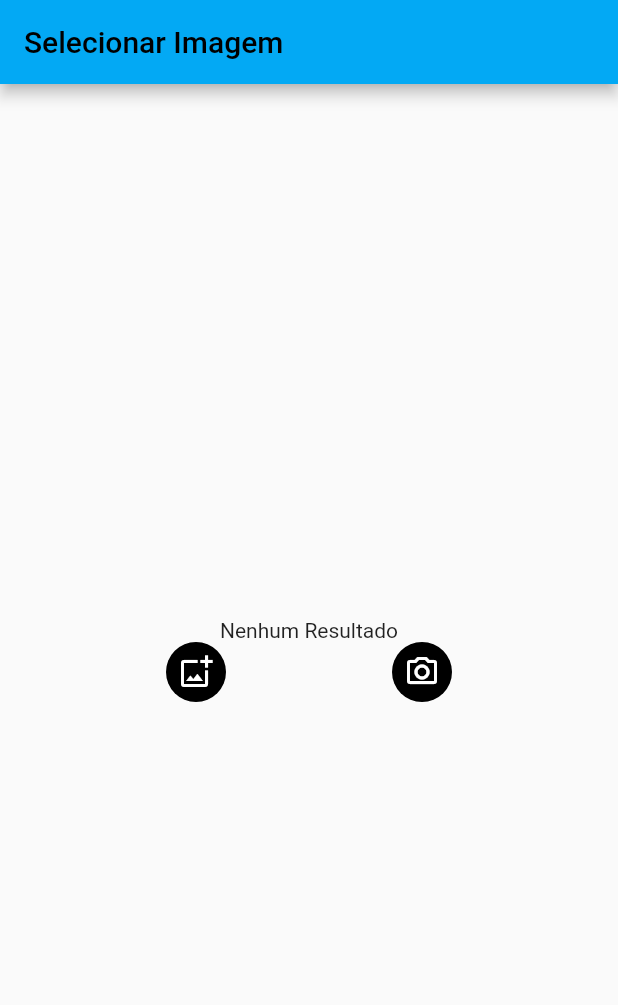
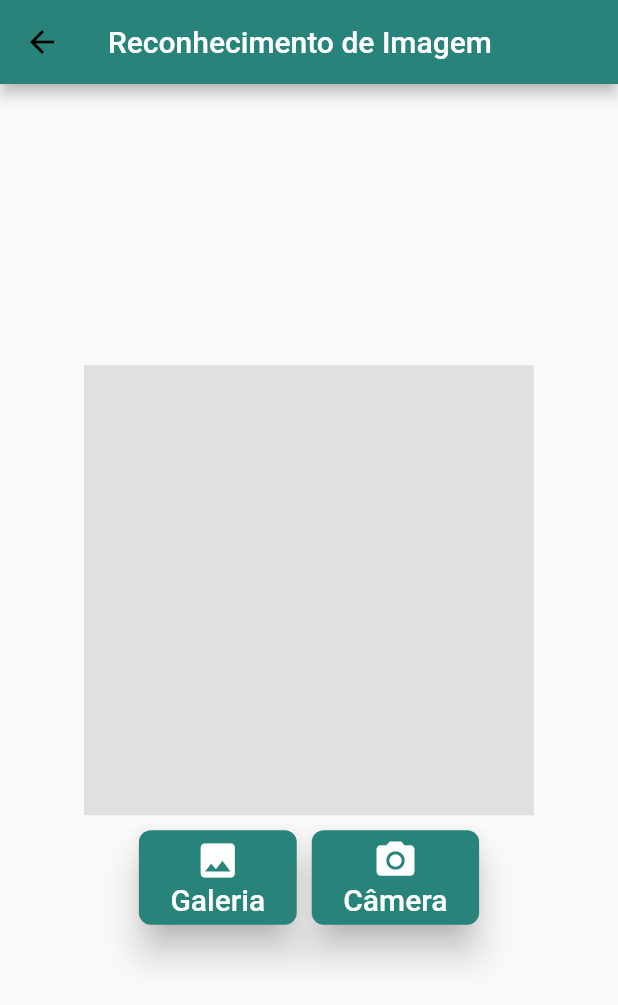
Before and after one commit to wagnerjunior77/minha_visao, a Flutter app: the Pick_image screen opened directly, on a phone screen of 412 x 824 dp. Shown: the top 1005 px of the screen. Run offline on Flutter 3.47's test engine with Material 2 defaults, Android fonts, the phone set to English and light mode, and no system bars; our stand-ins replace image_picker; missing offline and left inert: google_ml_kit, google_ml_vision.

Commit message:
text and image recognizer

```diff
--- a/minhavisao/lib/main.dart
+++ b/minhavisao/lib/main.dart
@@ -1,5 +1,6 @@
 import 'package:flutter/material.dart';
-import 'pick_image.dart';
+
+import 'package:minhavisao/tela_inicial.dart';
 
 Future main() async {
   WidgetsFlutterBinding.ensureInitialized();
@@ -17,7 +18,7 @@ class MyApp extends StatelessWidget {
       theme: ThemeData(
         primarySwatch: Colors.lightBlue,
       ),
-      home: Pick_image(),
+      home: const HomePage(),
     );
   }
 }
--- a/minhavisao/lib/pick_image.dart
+++ b/minhavisao/lib/pick_image.dart
@@ -19,52 +19,122 @@ class _PickimageState extends State<Pick_image> {
   );
 
   static var result;
+
+  get child => null;
   @override
   Widget build(BuildContext context) {
     return Scaffold(
         appBar: AppBar(
-          title: Text('Selecionar Imagem'),
+          title: const Text('Reconhecimento de Imagem',
+              style: TextStyle(color: Colors.white)),
+          backgroundColor: const Color.fromARGB(255, 40, 131, 122),
         ),
-        body: Column(
-          mainAxisAlignment: MainAxisAlignment.center,
-          crossAxisAlignment: CrossAxisAlignment.stretch,
+        body: Center(
+            child: SingleChildScrollView(
+                child: Column(
+          crossAxisAlignment:
+              CrossAxisAlignment.center, //Center Column contents horizontally,
+          mainAxisAlignment:
+              MainAxisAlignment.center, //Center Column contents vertically,
           children: [
             imagemSelecionada == null
                 ? Container()
                 : Padding(
                     padding: const EdgeInsets.all(100),
                     child: Image.file(imagemSelecionada!)),
-            Container(
-                child: Center(
+            Center(
               child: result == null
-                  ? Text("Nenhum Resultado")
-                  : Text(result, style: TextStyle(fontWeight: FontWeight.bold)),
-            )),
+                  ? Container(
+                      alignment: Alignment.center,
+                      width: 300,
+                      height: 300,
+                      color: Colors.grey[300]!,
+                    )
+                  : Text(result,
+                      style: const TextStyle(fontWeight: FontWeight.bold)),
+            ),
             Row(
-              mainAxisAlignment: MainAxisAlignment.spaceEvenly,
+              mainAxisAlignment: MainAxisAlignment.center,
               children: [
-                CircleAvatar(
-                    backgroundColor: Colors.black,
-                    child: IconButton(
-                      color: Colors.white,
+                Container(
+                    margin: const EdgeInsets.symmetric(horizontal: 5),
+                    padding: const EdgeInsets.only(top: 10),
+                    child: ElevatedButton(
+                      style: ElevatedButton.styleFrom(
+                        primary: const Color.fromARGB(255, 40, 131, 122),
+                        onPrimary: Colors.grey,
+                        shadowColor: Colors.grey[400],
+                        elevation: 10,
+                        shape: RoundedRectangleBorder(
+                            borderRadius: BorderRadius.circular(8.0)),
+                      ),
                       onPressed: () {
                         pegarImagemGaleria();
                       },
-                      icon: Icon(Icons.add_photo_alternate_outlined),
+                      child: Container(
+                        margin: const EdgeInsets.symmetric(
+                            vertical: 5, horizontal: 5),
+                        child: Column(
+                          mainAxisSize: MainAxisSize.min,
+                          // ignore: prefer_const_literals_to_create_immutables
+                          children: [
+                            const Icon(
+                              Icons.image,
+                              size: 30,
+                              color: Colors.white,
+                            ),
+                            const Text("Galeria",
+                                style: TextStyle(
+                                  fontSize: 20,
+                                  color: Colors.white,
+                                ))
+                          ],
+                        ),
+                      ),
                     )),
-                CircleAvatar(
-                    backgroundColor: Colors.black,
-                    child: IconButton(
-                      color: Colors.white,
+                Container(
+                    margin: const EdgeInsets.symmetric(horizontal: 5),
+                    padding: const EdgeInsets.only(top: 10),
+                    child: ElevatedButton(
+                      style: ElevatedButton.styleFrom(
+                        primary: const Color.fromARGB(255, 40, 131, 122),
+                        onPrimary: Colors.grey,
+                        shadowColor: Colors.grey[400],
+                        elevation: 10,
+                        shape: RoundedRectangleBorder(
+                            borderRadius: BorderRadius.circular(8.0)),
+                      ),
                       onPressed: () {
                         pegarImagemCamera();
                       },
-                      icon: Icon(Icons.photo_camera_outlined),
+                      child: Container(
+                        margin: const EdgeInsets.symmetric(
+                            vertical: 5, horizontal: 5),
+                        child: Column(
+                          mainAxisSize: MainAxisSize.min,
+                          // ignore: prefer_const_literals_to_create_immutables
+                          children: [
+                            const Icon(
+                              Icons.camera_alt,
+                              color: Colors.white,
+                              size: 30,
+                            ),
+                            const Text(
+                              "Câmera",
+                              style:
+                                  TextStyle(fontSize: 20, color: Colors.white),
+                            )
+                          ],
+                        ),
+                      ),
                     )),
               ],
-            )
+            ),
+            const SizedBox(
+              height: 20,
+            ),
           ],
-        ));
+        ))));
   }
 
   pegarImagemGaleria() async {
@@ -86,6 +156,7 @@ class _PickimageState extends State<Pick_image> {
     if (imagemTemporaria != null) {
       setState(() {
         imagemSelecionada = File(imagemTemporaria.path);
+        processImageLabels();
       });
     }
   }
@@ -93,7 +164,7 @@ class _PickimageState extends State<Pick_image> {
   processImageLabels() async {
     GoogleVisionImage myImage = GoogleVisionImage.fromFile(imagemSelecionada!);
     ImageLabeler labeler = GoogleVision.instance
-        .imageLabeler(ImageLabelerOptions(confidenceThreshold: 0.9));
+        .imageLabeler(const ImageLabelerOptions(confidenceThreshold: 0.9));
     var _imageLabels = await labeler.processImage(myImage);
     result = "";
     for (ImageLabel imageLabel in _imageLabels) {
```
Also changed, not shown: minhavisao/lib/pick_text.dart (added, +173 -0 lines), minhavisao/lib/tela_inicial.dart (added, +144 -0 lines), minhavisao/pubspec.yaml (+15 -6 lines), minhavisao/images/icone2_app.png (added), minhavisao/images/icone_app.png (added), minhavisao/pubspec.lock, 22 other files.
